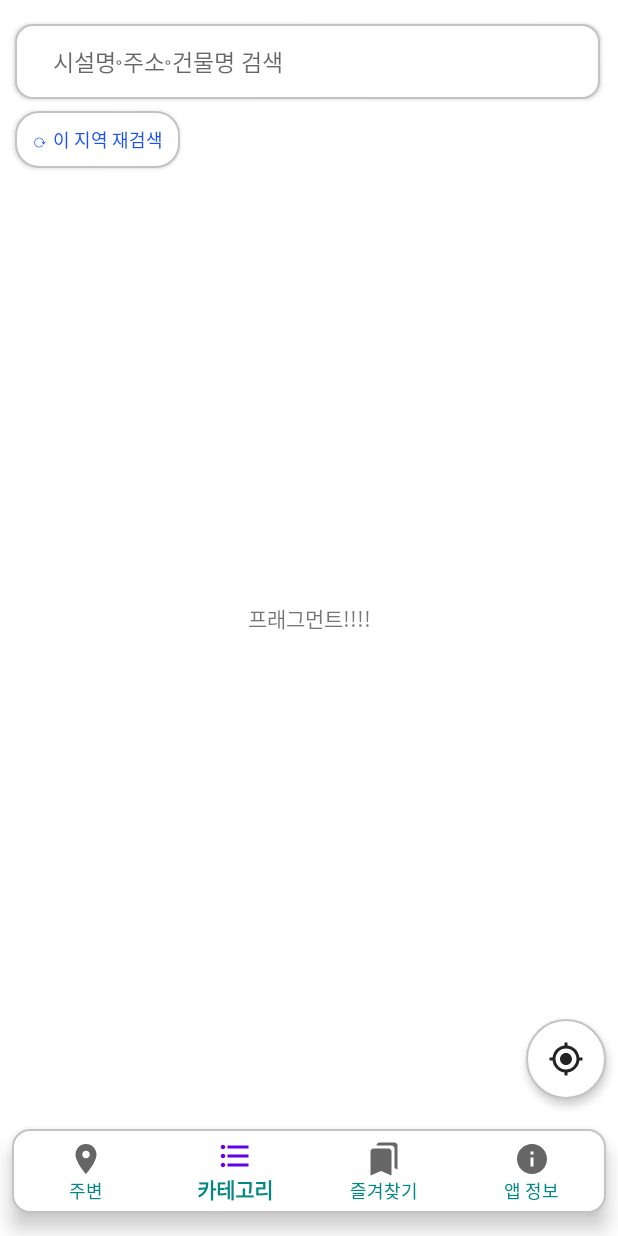
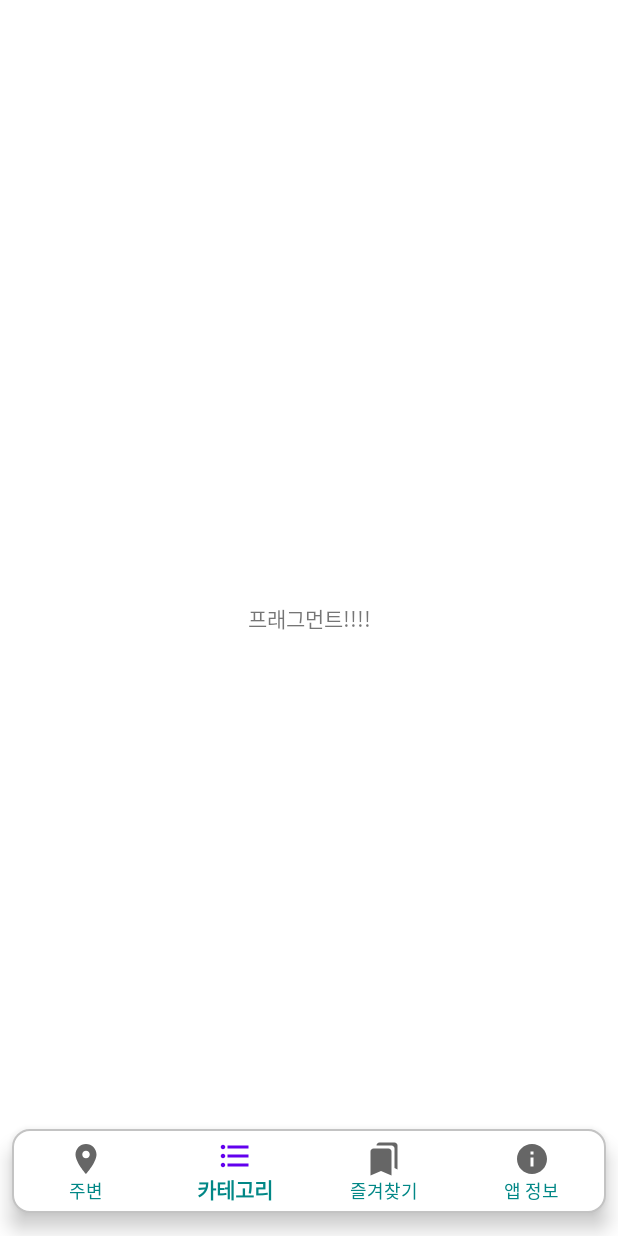
Before and after one commit to hisungwoo/ConvenienceMap, an Android app: the screen it shows after launch (MainActivity), item 2 of the bottom bar chosen, on a phone screen of 412 x 824 dp. Run offline under Robolectric (Android 15) with nearby library versions, the phone set to English and light mode, and no system bars; libraries missing offline, so code that uses them is left out: com.tickaroo.tikxml, net.daum.android, net.daum.mf; 10 statements that could not run were skipped.

Commit message:
1. 바텀네비 이동시 버튼 숨김

```diff
--- a/app/src/main/java/com/ilsamil/conveniencemap/MainActivity.kt
+++ b/app/src/main/java/com/ilsamil/conveniencemap/MainActivity.kt
@@ -2,10 +2,12 @@ package com.ilsamil.conveniencemap
 
 import android.Manifest
 import android.annotation.SuppressLint
+import android.content.pm.PackageManager
 import android.location.Criteria
 import android.location.Geocoder
 import android.location.LocationManager
 import android.os.Bundle
+import android.util.Base64
 import android.util.Log
 import android.view.View
 import android.view.animation.Animation
@@ -27,6 +29,7 @@ import net.daum.mf.map.api.MapPOIItem
 import net.daum.mf.map.api.MapPoint
 import net.daum.mf.map.api.MapView
 import java.io.IOException
+import java.security.MessageDigest
 
 class MainActivity : AppCompatActivity(), MapView.MapViewEventListener {
     private lateinit var binding: ActivityMainBinding
@@ -53,7 +56,6 @@ class MainActivity : AppCompatActivity(), MapView.MapViewEventListener {
     }
 
 
-    @SuppressLint("MissingPermission")
     override fun onCreate(savedInstanceState: Bundle?) {
         super.onCreate(savedInstanceState)
         binding = ActivityMainBinding.inflate(layoutInflater)
@@ -63,9 +65,9 @@ class MainActivity : AppCompatActivity(), MapView.MapViewEventListener {
         fadeInAnim = AnimationUtils.loadAnimation(this, R.anim.bottom_up)
         fadeOutAnim = AnimationUtils.loadAnimation(this, R.anim.bottom_down)
 
-
         mapView.setMapViewEventListener(this)
         mapView.currentLocationTrackingMode = MapView.CurrentLocationTrackingMode.TrackingModeOnWithoutHeading
+        getLocationFacInfo()
 
 
         mainViewModel.mainStatus.observe(this, Observer {
@@ -80,7 +82,8 @@ class MainActivity : AppCompatActivity(), MapView.MapViewEventListener {
                 }
                 2 -> {
                     Log.d("ttest", "status 2")
-                    // 바템네비, 검색버튼 제거
+                    // 주소검색 버튼 클릭
+                    // 바템네비, 검색, 재검색 제거
                     binding.bottomNav.visibility = View.GONE
                     binding.searchBtn.visibility = View.GONE
                     binding.resultLayout.visibility = View.GONE
@@ -88,6 +91,19 @@ class MainActivity : AppCompatActivity(), MapView.MapViewEventListener {
                     binding.mylocationBtn.visibility = View.GONE
                     mapView.removeAllPOIItems()
                 }
+                3 -> {
+                    Log.d("ttest", "status 3")
+                    // 검색 결과 화면
+                }
+                4 -> {
+                    Log.d("ttest", "status 4")
+                    // BotNav 이동
+                    // 검색, 재검색, 내위치 제거
+                    binding.searchBtn.visibility = View.GONE
+                    binding.refreshBtn.visibility = View.GONE
+                    binding.mylocationBtn.visibility = View.GONE
+                }
+
             }
         })
 
@@ -151,27 +167,6 @@ class MainActivity : AppCompatActivity(), MapView.MapViewEventListener {
             mainViewModel.getEvalInfo(wfcltId)
         })
 
-
-        val locationManager = getSystemService(LOCATION_SERVICE) as LocationManager
-        val location = locationManager.getLastKnownLocation(LocationManager.GPS_PROVIDER)
-        if(location != null) {
-            val latitude = location.latitude
-            val longitude = location.longitude
-
-            val geocoder = Geocoder(this)
-            try {
-                var gList = geocoder.getFromLocation(latitude, longitude, 5)
-                val cggNm : String = gList[2].subLocality
-                val roadNm : String = gList[2].featureName
-                mainViewModel.getLocationFacl(cggNm, roadNm)
-                mapView.setMapCenterPointAndZoomLevel(MapPoint.mapPointWithGeoCoord(latitude, longitude), 1, true)
-
-            } catch (e : IOException) {
-                Log.d("ttest", "지오코드 오류 : " + e.printStackTrace())
-            }
-        }
-
-
         mainViewModel.locationFaclLiveData.observe(this, Observer {
             for(data in it) {
                 val marker = MapPOIItem()
@@ -196,14 +191,43 @@ class MainActivity : AppCompatActivity(), MapView.MapViewEventListener {
 
     }
 
+
+    @SuppressLint("MissingPermission")
+    private fun getLocationFacInfo() {
+        val locationManager = getSystemService(LOCATION_SERVICE) as LocationManager
+        val location = locationManager.getLastKnownLocation(LocationManager.GPS_PROVIDER)
+        if(location != null) {
+            val latitude = location.latitude
+            val longitude = location.longitude
+
+            val geocoder = Geocoder(this)
+            try {
+                var gList = geocoder.getFromLocation(latitude, longitude, 5)
+                val cggNm : String = gList[1].subLocality
+                val roadNm : String = gList[1].featureName
+
+                Log.d("ttest", "현재 위치 : " + cggNm + " " + roadNm)
+
+                mainViewModel.getLocationFacl(cggNm, roadNm)
+                mapView.setMapCenterPointAndZoomLevel(MapPoint.mapPointWithGeoCoord(latitude, longitude), 1, true)
+
+            } catch (e : IOException) {
+                Log.d("ttest", "지오코드 오류 : " + e.printStackTrace())
+            }
+        }
+    }
+
+
     private fun replaceFragment(binding: ActivityMainBinding) {
         binding.bottomNav.setOnItemSelectedListener {
             when(it.itemId) {
                 R.id.menu_category -> {
+                    mainViewModel.mainStatus.value = 4
                     supportFragmentManager.popBackStackImmediate("category", FragmentManager.POP_BACK_STACK_INCLUSIVE)
                     supportFragmentManager.beginTransaction().replace(R.id.fragment_view, categoryFragment, "category").addToBackStack("category").commit()
                 }
                 R.id.menu_bookmark -> {
+                    mainViewModel.mainStatus.value = 4
                     supportFragmentManager.popBackStackImmediate("bookmark", FragmentManager.POP_BACK_STACK_INCLUSIVE)
                     supportFragmentManager.beginTransaction().replace(R.id.fragment_view, bookmarkFragment, "bookmark").addToBackStack("bookmark").commit()
                 }
@@ -211,6 +235,7 @@ class MainActivity : AppCompatActivity(), MapView.MapViewEventListener {
                     bottomClickMap()
                 }
                 R.id.menu_info -> {
+                    mainViewModel.mainStatus.value = 4
                     supportFragmentManager.popBackStackImmediate("info", FragmentManager.POP_BACK_STACK_INCLUSIVE)
                     supportFragmentManager.beginTransaction().replace(R.id.fragment_view, infoFragment, "info").addToBackStack("info").commit()
                 }
@@ -316,5 +341,4 @@ class MainActivity : AppCompatActivity(), MapView.MapViewEventListener {
         //지도의 이동이 완료된 경우 호출된다.
     }
 
-
 }
--- a/app/src/main/res/layout/activity_main.xml
+++ b/app/src/main/res/layout/activity_main.xml
@@ -199,5 +199,4 @@
     </androidx.constraintlayout.widget.ConstraintLayout>
 
 
-
 </androidx.constraintlayout.widget.ConstraintLayout>
```
